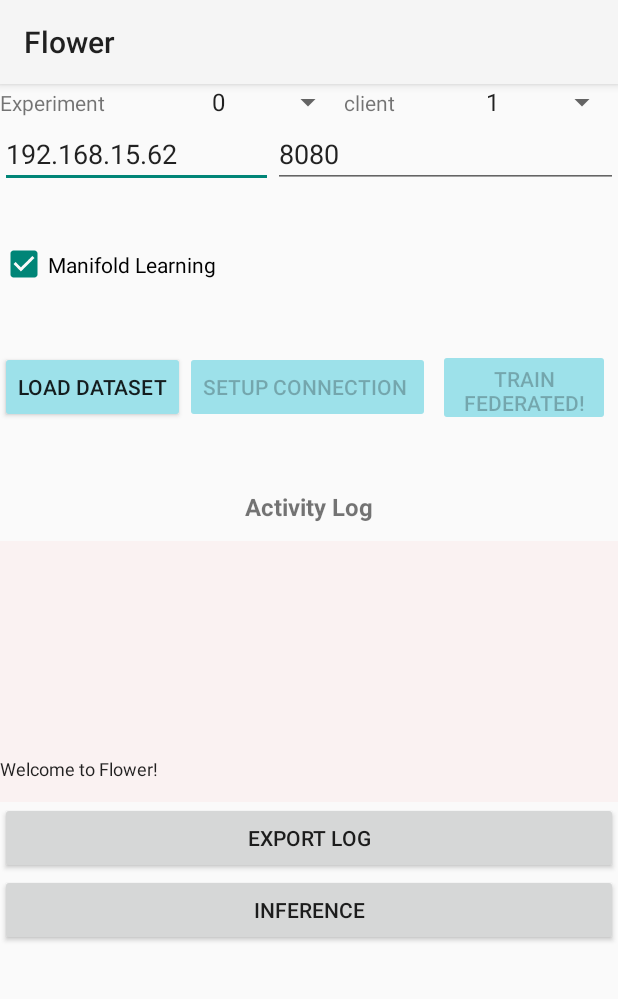
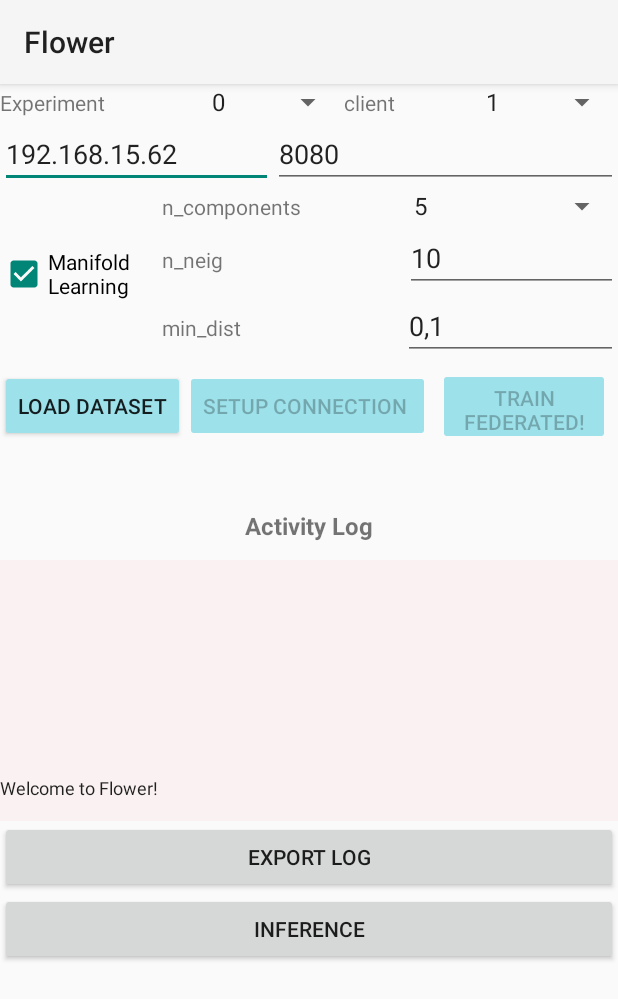
Before and after one commit to H-IAAC/har_flower, an Android app: the screen it shows after launch (MainActivityFlower), after a tap on "Manifold Learning", on a phone screen of 412 x 824 dp. Shown: the top 999 px of the screen. Run offline under Robolectric (Android 15) with nearby library versions, the phone set to English and light mode, and no system bars; libraries missing offline, so code that uses them is left out: com.google.protobuf, com.opencsv, io.grpc, io.grpc.stub; 1 statement that could not run was skipped.

Commit message:
Adding  user interface manifold

```diff
--- a/android/client/app/src/main/java/flwr/android_client/MainActivityFlower.java
+++ b/android/client/app/src/main/java/flwr/android_client/MainActivityFlower.java
@@ -15,6 +15,7 @@
 import android.widget.Button;
 import android.widget.CheckBox;
 import android.widget.EditText;
+import android.widget.LinearLayout;
 import android.widget.Spinner;
 import android.widget.TextView;
 import android.widget.Toast;
@@ -22,6 +23,8 @@
 import androidx.appcompat.app.AppCompatActivity;
 
 import com.google.protobuf.ByteString;
+
+import org.apache.commons.lang3.BooleanUtils;
 
 import java.io.PrintWriter;
 import java.io.StringWriter;
@@ -66,11 +69,18 @@
         connectButton = (Button) findViewById(R.id.connect);
         trainButton = (Button) findViewById(R.id.trainFederated);
         fc = new FlowerClient(this, experimentID,manifold.isChecked());
-
+        LinearLayout linearlayoutManifold = (LinearLayout) findViewById(R.id.LinearlayoutManifold);
         manifold.setOnClickListener(new View.OnClickListener() {
             @Override
             public void onClick(View view) {
                 fc = new FlowerClient(getBaseContext(), experimentID,manifold.isChecked());
+                if(manifold.isChecked()){
+                linearlayoutManifold.setVisibility(View.VISIBLE);
+            }
+                else{
+                    linearlayoutManifold.setVisibility(View.INVISIBLE);
+                }
+
             }
         });
 
--- a/android/client/app/src/main/res/layout/activity_main_flower.xml
+++ b/android/client/app/src/main/res/layout/activity_main_flower.xml
@@ -68,7 +68,7 @@
 
     <LinearLayout
         android:layout_width="match_parent"
-        android:layout_height="102dp"
+        android:layout_height="wrap_content"
         android:orientation="horizontal">
 
         <CheckBox
@@ -77,6 +77,83 @@
             android:layout_height="match_parent"
             android:layout_weight="1"
             android:text="Manifold Learning" />
+
+        <LinearLayout
+            android:id="@+id/LinearlayoutManifold"
+            android:layout_width="match_parent"
+            android:layout_height="wrap_content"
+            android:layout_weight="1"
+            android:orientation="vertical"
+            android:visibility="invisible">
+
+            <LinearLayout
+                android:layout_width="match_parent"
+                android:layout_height="match_parent"
+                android:layout_weight="1"
+                android:orientation="horizontal">
+
+                <TextView
+                    android:id="@+id/n_components_text"
+                    android:layout_width="160dp"
+                    android:layout_height="wrap_content"
+                    android:text="n_components" />
+
+                <Spinner
+                    android:id="@+id/spinnern_dim_n_components"
+                    android:layout_width="wrap_content"
+                    android:layout_height="wrap_content"
+                    android:layout_weight="1"
+                    android:entries="@array/n_components"
+                    />
+            </LinearLayout>
+
+            <LinearLayout
+                android:layout_width="match_parent"
+                android:layout_height="match_parent"
+                android:layout_weight="1"
+                android:orientation="horizontal">
+
+                <TextView
+                    android:id="@+id/textView4"
+                    android:layout_width="wrap_content"
+                    android:layout_height="wrap_content"
+                    android:layout_weight="1"
+                    android:text="n_neig" />
+
+                <EditText
+                    android:id="@+id/editTextNumber_n_neig"
+                    android:layout_width="wrap_content"
+                    android:layout_height="wrap_content"
+                    android:layout_weight="1"
+                    android:ems="0"
+                    android:inputType="number"
+                    android:text="10" />
+            </LinearLayout>
+
+            <LinearLayout
+                android:layout_width="match_parent"
+                android:layout_height="match_parent"
+                android:layout_weight="1"
+                android:orientation="horizontal">
+
+                <TextView
+                    android:id="@+id/textView5"
+                    android:layout_width="230dp"
+                    android:layout_height="wrap_content"
+                    android:layout_weight="1"
+                    android:text="min_dist" />
+
+                <EditText
+                    android:id="@+id/editTextNumber_min_dist"
+                    android:layout_width="wrap_content"
+                    android:layout_height="wrap_content"
+                    android:layout_weight="1"
+                    android:ems="10"
+                    android:inputType="number"
+                    android:text="0,1" />
+            </LinearLayout>
+
+        </LinearLayout>
 
     </LinearLayout>
 
--- a/android/client/app/src/main/res/values/strings.xml
+++ b/android/client/app/src/main/res/values/strings.xml
@@ -24,4 +24,12 @@
 
     </string-array>
 
+    <string-array name="n_components">
+        <item>5</item>
+        <item>10</item>
+        <item>15</item>
+        <item>20</item>
+
+    </string-array>
+
 </resources>
```
